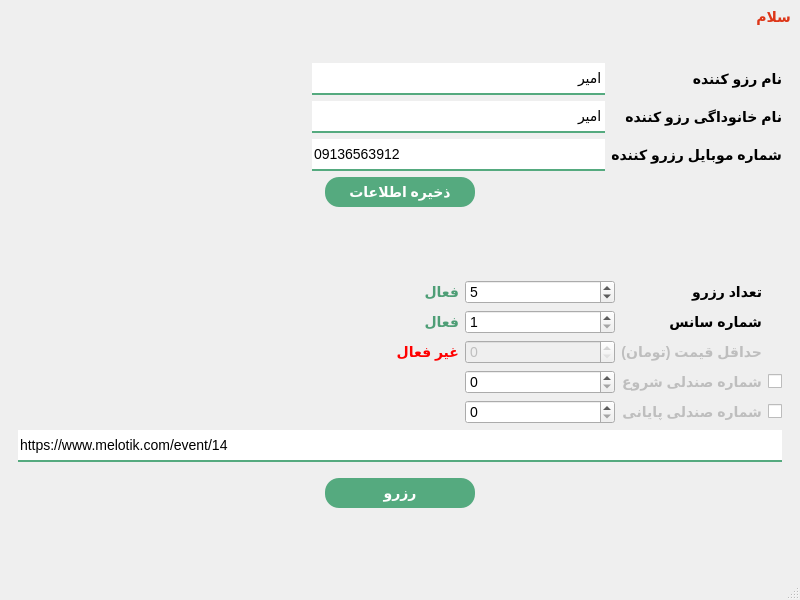
Qt form UIFiles/main_UI.ui (amirhossein-mlkz/concert_ticket_reserver) before a commit.
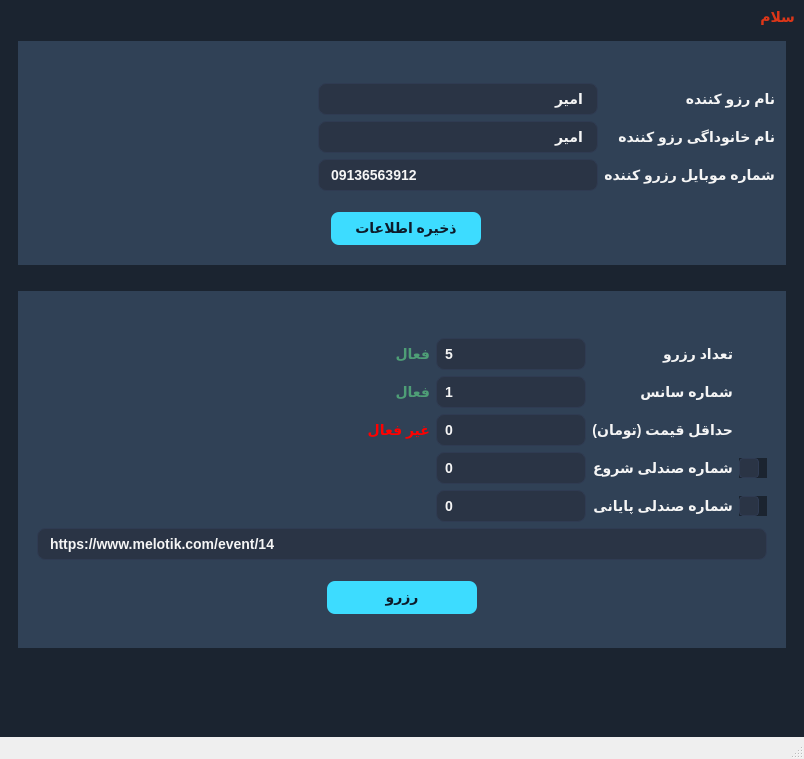
The same form after that commit. Icons and pictures are not drawn.

```diff
--- a/UIFiles/main_UI.ui
+++ b/UIFiles/main_UI.ui
@@ -6,8 +6,8 @@
    <rect>
     <x>0</x>
     <y>0</y>
-    <width>800</width>
-    <height>600</height>
+    <width>804</width>
+    <height>759</height>
    </rect>
   </property>
   <property name="windowTitle">
@@ -15,35 +15,132 @@
   </property>
   <widget class="QWidget" name="centralwidget">
    <property name="styleSheet">
-    <string notr="true">*{
-font-size: 14px;
+    <string notr="true">/* ====== GLOBAL THEME (Dark Navy + Gray) ====== */
+QWidget {
+    background-color: #1b2430; /* سرمه‌ای تیره و مدرن */
+    font-family: &quot;Segoe UI&quot;, &quot;Roboto&quot;, &quot;Helvetica Neue&quot;, Arial;
+    font-size: 14px;
+    font-weight: bold;
+    color: #eaeaea; /* خاکستری روشن برای متن */
 }
-QPushButton{
-	min-height:30px;
-	border-radius: 14px;
-	background-color:rgb(85, 170, 127);
-	font-weight:bold;
-	color: #fff;
+
+#info_frame, #bot_info{
+	background-color: rgb(48, 65, 86);
+	padding: 10px;
 }
 
-QPushButton:hover{
-	background-color:rgb(54, 109, 81);
+/* ====== LABEL ====== */
+QLabel {
+    color: #f5f5f5;
+    font-weight: bold;
+    background-color: transparent;
 }
 
+QLabel[role=&quot;title&quot;] {
+    font-size: 18px;
+    font-weight: bold;
+    color: #ffffff;
+}
 
-QLineEdit{
-	min-height: 30px;
-	border: 0px solid rgb(85, 170, 127);
-	border-bottom: 2px solid rgb(85, 170, 127);
+QLabel[role=&quot;subtitle&quot;] {
+    font-size: 13px;
+    color: #b0b8c1;
+}
+
+/* ====== LINE EDIT ====== */
+QLineEdit {
+    border: 1px solid #2f3b52;
+    border-radius: 8px;
+    padding: 6px 10px;
+    background-color: #2a3445;
+    color: #f5f5f5;
+    selection-background-color: #00bcd4;
+    selection-color: black;
 }
 
 QLineEdit:focus {
         border-bottom: 2px solid rgb(54, 109, 81);
     }
 
-QLabel{
-	font-weight:bold;
-}</string>
+/* ====== SPIN BOX ====== */
+QSpinBox {
+    border: 1px solid #2f3b52;
+    border-radius: 8px;
+    padding: 6px;
+    background-color: #2a3445;
+    color: #f5f5f5;
+}
+
+/* مخفی کردن دکمه‌های بالا/پایین */
+QSpinBox::up-button,
+QSpinBox::down-button {
+    width: 0px;
+    height: 0px;
+    border: none;
+    background: none;
+}
+
+/* فوکوس */
+QSpinBox:focus {
+    border: 1px solid #3ddcff;
+}
+
+/* ====== COMBO BOX ====== */
+QComboBox {
+    border: 1px solid #2f3b52;
+    border-radius: 8px;
+    padding: 6px 10px;
+    background-color: #2a3445;
+    color: #f5f5f5;
+}
+
+QComboBox::drop-down {
+    border: none;
+    width: 24px;
+    background-color: #2a3445;
+}
+
+QComboBox:hover {
+    border: 1px solid #3ddcff;
+}
+
+/* ====== BUTTONS ====== */
+QPushButton {
+    background-color: #3ddcff;
+    color: #0d1b2a;
+    border: none;
+    border-radius: 8px;
+    padding: 8px 14px;
+    font-weight: bold;
+}
+
+QPushButton:hover {
+    background-color: #2fb8d9;
+}
+
+QPushButton:pressed {
+    background-color: #2496b3;
+}
+
+/* ====== CHECKBOX ====== */
+QCheckBox {
+    spacing: 8px;
+    color: #eaeaea;
+}
+
+QCheckBox::indicator {
+    width: 18px;
+    height: 18px;
+    border-radius: 4px;
+    border: 1px solid #2f3b52;
+    background-color: #2a3445;
+}
+
+QCheckBox::indicator:checked {
+    background-color: #3ddcff;
+    image: url(:/icons/icons/icons8_done_26px.png);
+}
+</string>
    </property>
    <layout class="QVBoxLayout" name="verticalLayout">
     <item>
@@ -61,9 +158,27 @@
     </item>
     <item>
      <widget class="QStackedWidget" name="stackedWidget">
+      <property name="styleSheet">
+       <string notr="true"/>
+      </property>
       <widget class="QWidget" name="page">
        <layout class="QVBoxLayout" name="verticalLayout_2">
         <item>
+         <widget class="QFrame" name="info_frame">
+          <property name="styleSheet">
+           <string notr="true"/>
+          </property>
+          <layout class="QVBoxLayout" name="verticalLayout_3">
+           <property name="topMargin">
+            <number>10</number>
+           </property>
+           <property name="rightMargin">
+            <number>1</number>
+           </property>
+           <property name="bottomMargin">
+            <number>10</number>
+           </property>
+           <item>
          <layout class="QGridLayout" name="gridLayout">
           <property name="topMargin">
            <number>22</number>
@@ -128,12 +243,28 @@
           </item>
          </layout>
         </item>
+           <item>
+            <spacer name="verticalSpacer_3">
+             <property name="orientation">
+              <enum>Qt::Orientation::Vertical</enum>
+             </property>
+             <property name="sizeType">
+              <enum>QSizePolicy::Policy::Fixed</enum>
+             </property>
+             <property name="sizeHint" stdset="0">
+              <size>
+               <width>17</width>
+               <height>15</height>
+              </size>
+             </property>
+            </spacer>
+           </item>
         <item alignment="Qt::AlignmentFlag::AlignHCenter">
          <widget class="QPushButton" name="save_info">
           <property name="minimumSize">
            <size>
             <width>150</width>
-            <height>30</height>
+               <height>0</height>
            </size>
           </property>
           <property name="maximumSize">
@@ -147,19 +278,37 @@
           </property>
          </widget>
         </item>
+          </layout>
+         </widget>
+        </item>
         <item>
-         <spacer name="verticalSpacer_2">
+         <spacer name="verticalSpacer_5">
           <property name="orientation">
            <enum>Qt::Orientation::Vertical</enum>
           </property>
+          <property name="sizeType">
+           <enum>QSizePolicy::Policy::Fixed</enum>
+          </property>
           <property name="sizeHint" stdset="0">
            <size>
             <width>20</width>
-            <height>40</height>
+            <height>20</height>
            </size>
           </property>
          </spacer>
         </item>
+        <item>
+         <widget class="QFrame" name="bot_info">
+          <property name="styleSheet">
+           <string notr="true"/>
+          </property>
+          <layout class="QVBoxLayout" name="verticalLayout_4">
+           <property name="topMargin">
+            <number>22</number>
+           </property>
+           <property name="bottomMargin">
+            <number>24</number>
+           </property>
         <item>
          <layout class="QGridLayout" name="gridLayout_2">
           <property name="topMargin">
@@ -373,40 +522,40 @@
          </layout>
         </item>
         <item>
-         <layout class="QHBoxLayout" name="horizontalLayout">
-          <item>
            <widget class="QLineEdit" name="input_url">
             <property name="text">
              <string>https://www.melotik.com/event/14</string>
             </property>
            </widget>
           </item>
-         </layout>
-        </item>
         <item>
-         <layout class="QHBoxLayout" name="horizontalLayout_2">
-          <property name="topMargin">
-           <number>10</number>
-          </property>
-          <item>
-           <spacer name="horizontalSpacer_3">
+            <spacer name="verticalSpacer_4">
             <property name="orientation">
-             <enum>Qt::Orientation::Horizontal</enum>
+              <enum>Qt::Orientation::Vertical</enum>
+             </property>
+             <property name="sizeType">
+              <enum>QSizePolicy::Policy::Fixed</enum>
             </property>
             <property name="sizeHint" stdset="0">
              <size>
-              <width>40</width>
-              <height>20</height>
+               <width>17</width>
+               <height>15</height>
              </size>
             </property>
            </spacer>
           </item>
-          <item>
+           <item alignment="Qt::AlignmentFlag::AlignHCenter">
            <widget class="QPushButton" name="start_reserve_btn">
             <property name="minimumSize">
              <size>
               <width>150</width>
-              <height>30</height>
+               <height>0</height>
+              </size>
+             </property>
+             <property name="maximumSize">
+              <size>
+               <width>150</width>
+               <height>16777215</height>
              </size>
             </property>
             <property name="text">
@@ -414,20 +563,21 @@
             </property>
            </widget>
           </item>
+          </layout>
+         </widget>
+        </item>
           <item>
-           <spacer name="horizontalSpacer_4">
+         <spacer name="verticalSpacer_2">
             <property name="orientation">
-             <enum>Qt::Orientation::Horizontal</enum>
+           <enum>Qt::Orientation::Vertical</enum>
             </property>
             <property name="sizeHint" stdset="0">
              <size>
-              <width>40</width>
-              <height>20</height>
+            <width>20</width>
+            <height>40</height>
              </size>
             </property>
            </spacer>
-          </item>
-         </layout>
         </item>
         <item>
          <spacer name="verticalSpacer">
```
Left out of the diff: 25 changed lines with no effect on the pictures. Lines whose indentation alone changed are shown as unchanged.
